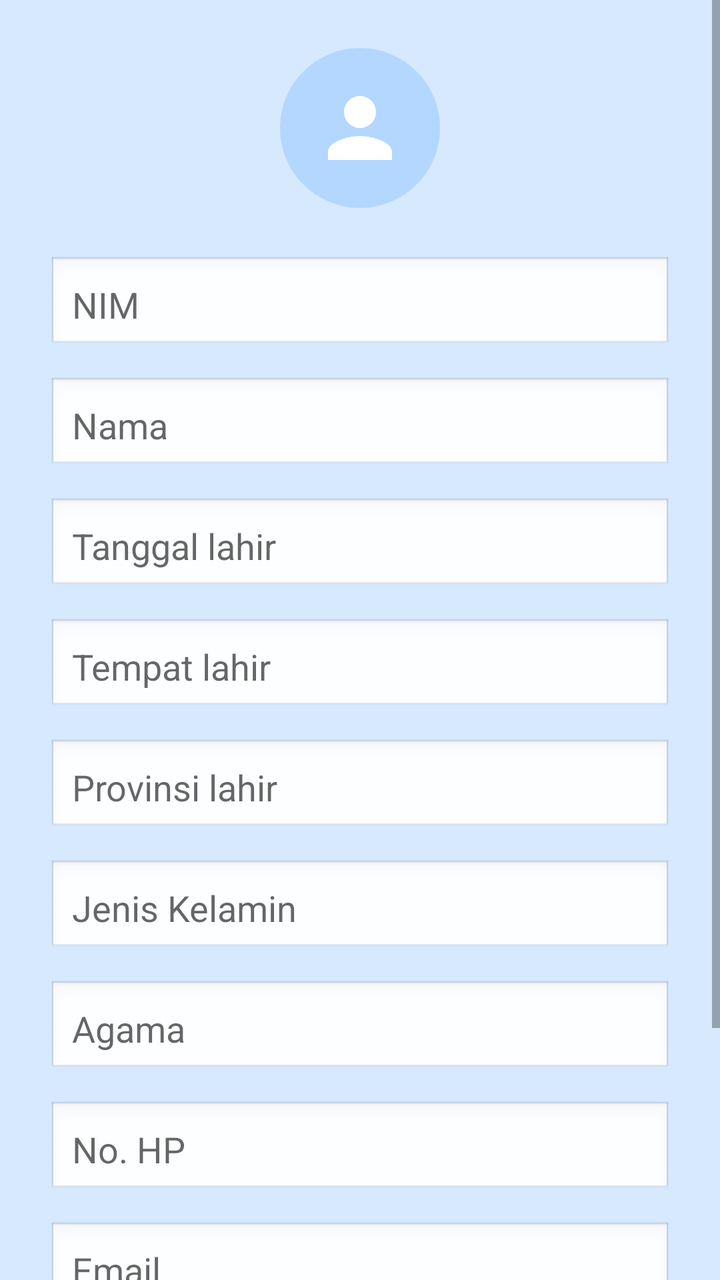
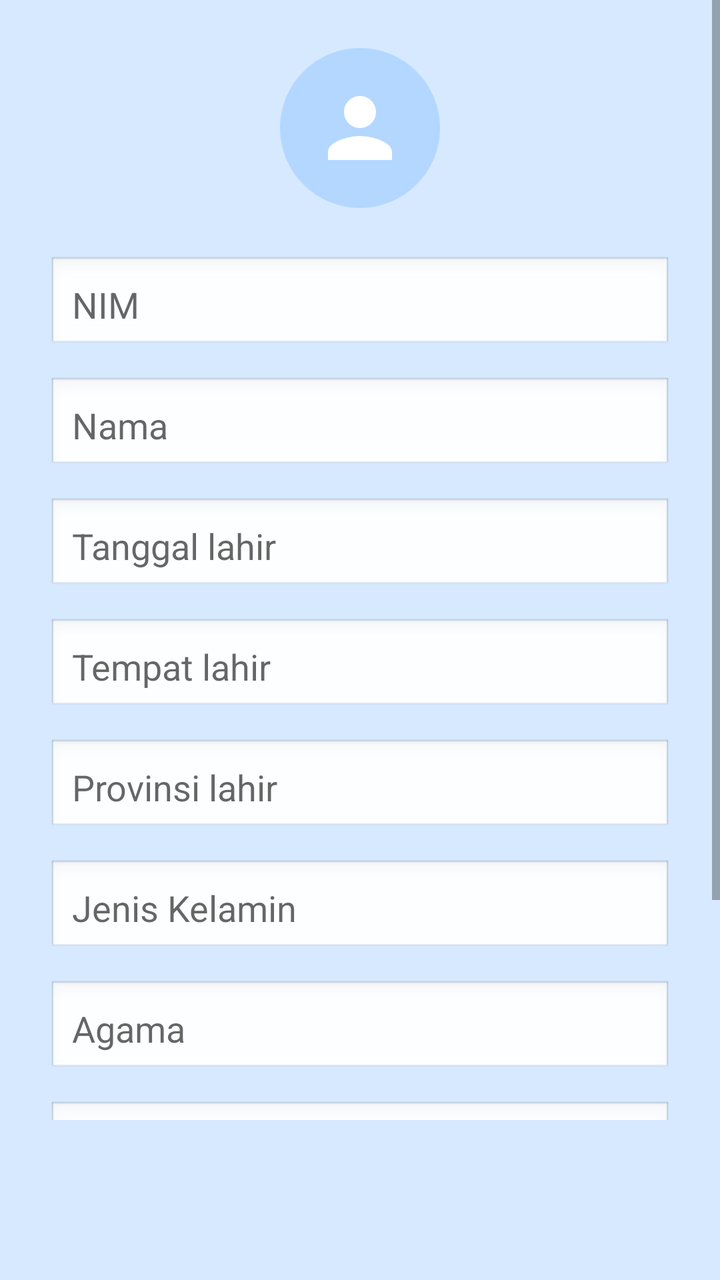

An Android layout rendered at two revisions. The XML below is the earlier revision; the diff shows what the commit changed to produce the second picture.
<!-- AndroidManifest.xml: application theme Theme.Pedait -->
<!-- res/layout/fragment_profile.xml -->
<?xml version="1.0" encoding="utf-8"?>
<ScrollView xmlns:android="http://schemas.android.com/apk/res/android"
    android:background="#D6E9FF"
    android:layout_width="match_parent"
    android:layout_height="match_parent">

    <LinearLayout
        android:orientation="vertical"
        android:padding="24dp"
        android:gravity="center_horizontal"
        android:layout_width="match_parent"
        android:layout_height="wrap_content">

        <ImageView
            android:src="@drawable/ic_profile"
        android:layout_width="80dp"
        android:layout_height="80dp"
        android:layout_marginBottom="24dp"
        android:background="@drawable/circle_background"
        android:padding="16dp" />

        <EditText android:id="@+id/etNim" android:hint="NIM" style="@style/EditProfileField" />
        <EditText android:id="@+id/etNama" android:hint="Nama" style="@style/EditProfileField" />
        <EditText android:id="@+id/etTanggalLahir" android:hint="Tanggal lahir" style="@style/EditProfileField" />
        <EditText android:id="@+id/etTempatLahir" android:hint="Tempat lahir" style="@style/EditProfileField" />
        <EditText android:id="@+id/etProvinsiLahir" android:hint="Provinsi lahir" style="@style/EditProfileField" />
        <EditText android:id="@+id/etJenisKelamin" android:hint="Jenis Kelamin" style="@style/EditProfileField" />
        <EditText android:id="@+id/etAgama" android:hint="Agama" style="@style/EditProfileField" />
        <EditText android:id="@+id/etNoHp" android:hint="No. HP" style="@style/EditProfileField" />
        <EditText android:id="@+id/etEmail" android:hint="Email" style="@style/EditProfileField" />

        <Button
            android:id="@+id/btnSave"
            android:layout_width="match_parent"
            android:layout_height="wrap_content"
            android:layout_marginTop="16dp"
            android:text="Simpan"
            android:textAllCaps="false"
            android:backgroundTint="#2196F3"
            android:textColor="@android:color/white" />

        <TextView
            android:layout_width="match_parent"
            android:layout_height="match_parent"
            android:id="@+id/btnLogout"
            android:text="Logout"
            android:textColor="#F44336"
            android:layout_marginTop="16dp"
            android:textSize="16sp"
            android:layout_gravity="center" />

    </LinearLayout>
</ScrollView>
<!-- resources referenced by this layout -->
<resources>
  <!-- drawable circle_background (drawable) -->
  <shape xmlns:android="http://schemas.android.com/apk/res/android"
      android:shape="oval">
      <solid android:color="#B3D7FF" />
  </shape>
  <!-- drawable ic_profile (drawable) -->
  <?xml version="1.0" encoding="utf-8"?>
  <vector xmlns:android="http://schemas.android.com/apk/res/android"
      android:width="24dp"
      android:height="24dp"
      android:viewportWidth="24"
      android:viewportHeight="24">
      <path
          android:fillColor="@color/white"
          android:pathData="M12,12c2.21,0 4,-1.79 4,-4s-1.79,-4 -4,-4 -4,1.79 -4,4 1.79,4 4,4zM12,14c-2.67,0 -8,1.34 -8,4v2h16v-2c0,-2.66 -5.33,-4 -8,-4z"/>
  </vector>
  <style name="EditProfileField">
          <item name="android:layout_width">match_parent</item>
          <item name="android:layout_height">wrap_content</item>
          <item name="android:layout_marginBottom">12dp</item>
          <item name="android:padding">12dp</item>
          <item name="android:background">@android:drawable/edit_text</item>
      </style>
  <style name="Theme.Pedait" parent="Theme.MaterialComponents.DayNight.NoActionBar">
          
          <item name="colorPrimary">@color/purple_500</item>
          <item name="colorPrimaryVariant">@color/purple_700</item>
          <item name="colorOnPrimary">@color/white</item>
          
          <item name="colorSecondary">@color/teal_200</item>
          <item name="colorSecondaryVariant">@color/teal_700</item>
          <item name="colorOnSecondary">@color/white</item>
          
          <item name="android:statusBarColor">?attr/colorPrimaryVariant</item>
          
  
  
      </style>
  <color name="white">#FFFFFFFF</color>
  <color name="purple_500">#FF6200EE</color>
  <color name="purple_700">#FF3700B3</color>
  <color name="teal_200">#FF03DAC5</color>
  <color name="teal_700">#FF018786</color>
</resources>

<!-- the commit's change to res/layout/fragment_profile.xml (unified diff, before → after) -->
@@ -2,7 +2,9 @@
 <ScrollView xmlns:android="http://schemas.android.com/apk/res/android"
     android:background="#D6E9FF"
     android:layout_width="match_parent"
-    android:layout_height="match_parent">
+    android:layout_height="match_parent"
+    android:fillViewport="true"
+    android:paddingBottom="80dp">
 
     <LinearLayout
         android:orientation="vertical"
@@ -12,12 +14,15 @@
         android:layout_height="wrap_content">
 
         <ImageView
+            android:id="@+id/ivProfilePicture"
             android:src="@drawable/ic_profile"
-        android:layout_width="80dp"
-        android:layout_height="80dp"
-        android:layout_marginBottom="24dp"
-        android:background="@drawable/circle_background"
-        android:padding="16dp" />
+            android:layout_width="80dp"
+            android:layout_height="80dp"
+            android:layout_marginBottom="24dp"
+            android:background="@drawable/circle_background"
+            android:padding="16dp"
+            android:clickable="true"
+            android:focusable="true"/>
 
         <EditText android:id="@+id/etNim" android:hint="NIM" style="@style/EditProfileField" />
         <EditText android:id="@+id/etNama" android:hint="Nama" style="@style/EditProfileField" />
@@ -41,7 +46,7 @@
 
         <TextView
             android:layout_width="match_parent"
-            android:layout_height="match_parent"
+            android:layout_height="wrap_content"
             android:id="@+id/btnLogout"
             android:text="Logout"
             android:textColor="#F44336"
